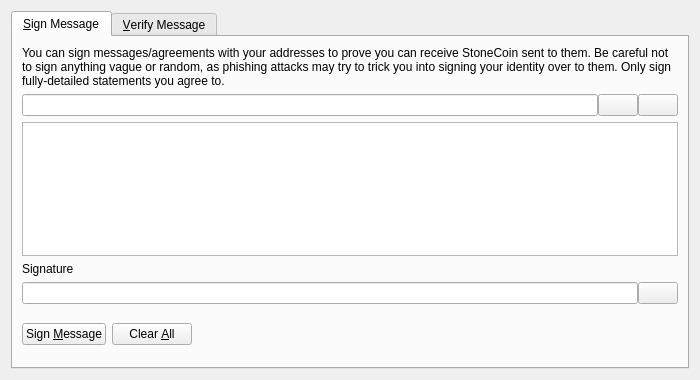
Qt form src/qt/forms/signverifymessagedialog.ui (stonecoinproject/Stonecoin) before a commit.
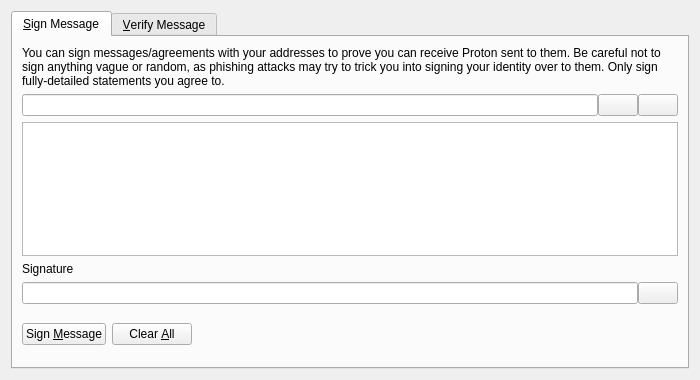
The same form after that commit. Custom widgets are drawn as their Qt base class.

Diff of the .ui file:
```diff
--- a/src/qt/forms/signverifymessagedialog.ui
+++ b/src/qt/forms/signverifymessagedialog.ui
@@ -30,7 +30,7 @@
        <item>
         <widget class="QLabel" name="infoLabel_SM">
          <property name="text">
-          <string>You can sign messages/agreements with your addresses to prove you can receive StoneCoin sent to them. Be careful not to sign anything vague or random, as phishing attacks may try to trick you into signing your identity over to them. Only sign fully-detailed statements you agree to.</string>
+          <string>You can sign messages/agreements with your addresses to prove you can receive Proton sent to them. Be careful not to sign anything vague or random, as phishing attacks may try to trick you into signing your identity over to them. Only sign fully-detailed statements you agree to.</string>
          </property>
          <property name="textFormat">
           <enum>Qt::PlainText</enum>
```
Left out of the diff: 10 changed lines with no effect on the pictures.
